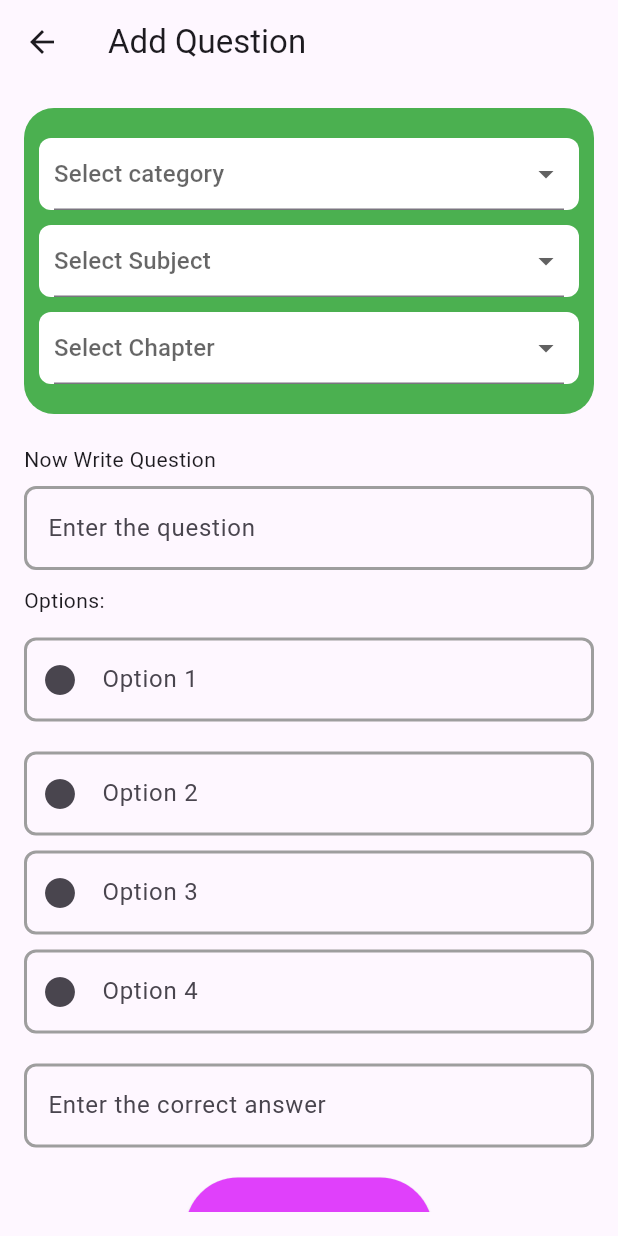
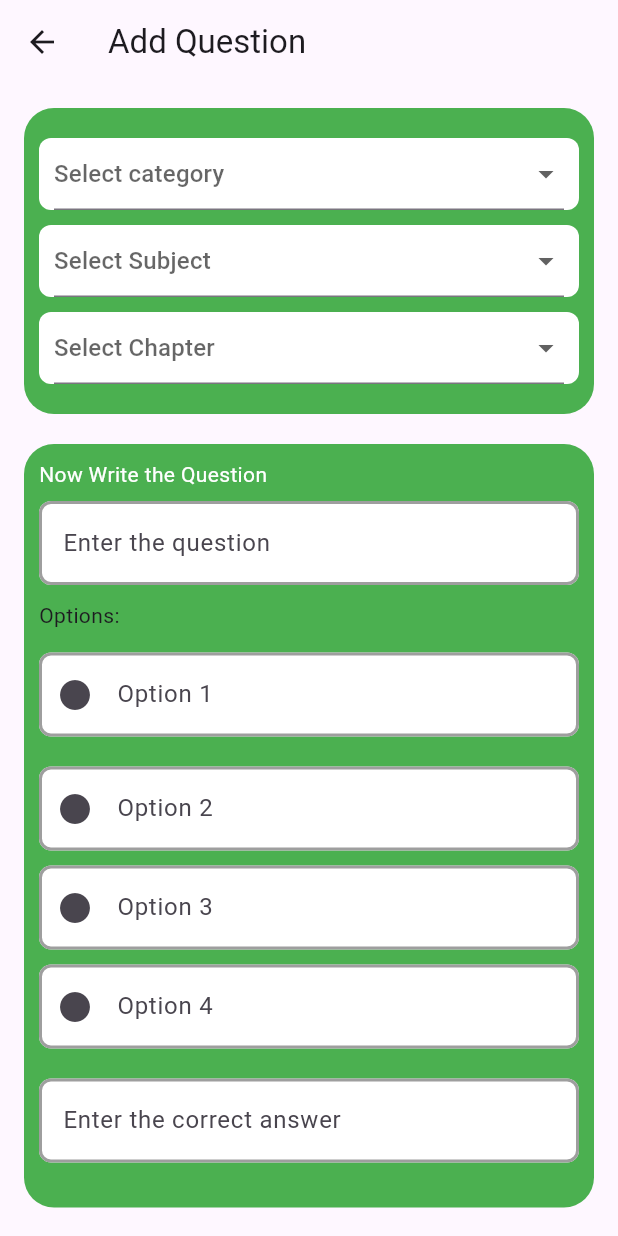
Before and after one commit to SagorSamadder/sAcademy-teacher, a Flutter app: the AddQuestionScreen screen opened directly, on a phone screen of 412 x 824 dp. Run offline on Flutter 3.47's test engine with Material 3 defaults, Android fonts, the phone set to English and light mode, and no system bars; our stand-ins replace cloud_firestore, firebase_auth, firebase_core, get, velocity_x; accounts and stored records are empty.

Commit message:
fixing design in  add question

```diff
--- a/lib/app/add_question/view/add_question.dart
+++ b/lib/app/add_question/view/add_question.dart
@@ -73,7 +73,8 @@ class _AddQuestionScreenState extends State<AddQuestionScreen> {
                 padding: const EdgeInsets.all(10),
                 decoration: BoxDecoration(
                   color: const Color(0xff4bb050),
-                    borderRadius: BorderRadius.circular(20)),
+                  borderRadius: BorderRadius.circular(20),
+                ),
                 child: Column(
                   children: [
                     10.heightBox,
@@ -148,13 +149,25 @@ class _AddQuestionScreenState extends State<AddQuestionScreen> {
                 ),
               ),
               const SizedBox(height: 20),
-              const Text('Now Write Question'),
+              Container(
+                padding: const EdgeInsets.all(10),
+                decoration: BoxDecoration(
+                  color: const Color(0xff4bb050),
+                  borderRadius: BorderRadius.circular(20),
+                ),
+                child: Column(
+                  mainAxisAlignment: MainAxisAlignment.start,
+                  crossAxisAlignment: CrossAxisAlignment.start,
+                  children: [
+                    'Now Write the Question'.text.white.make(),
                     const SizedBox(
                       height: 8,
                     ),
                     TextFormField(
                       controller: questionController,
                       decoration: InputDecoration(
+                        filled: true,
+                        fillColor: Colors.white,
                         labelText: 'Enter the question',
                         border: OutlineInputBorder(
                           borderRadius: BorderRadius.circular(8.0),
@@ -168,8 +181,8 @@ class _AddQuestionScreenState extends State<AddQuestionScreen> {
                         ),
                         focusedBorder: OutlineInputBorder(
                           borderRadius: BorderRadius.circular(8.0),
-                    borderSide:
-                        const BorderSide(width: 2.0, color: Color(0xFF134668)),
+                          borderSide: const BorderSide(
+                              width: 2.0, color: Color(0xFF134668)),
                         ),
                       ),
                     ),
@@ -181,6 +194,8 @@ class _AddQuestionScreenState extends State<AddQuestionScreen> {
                     TextFormField(
                       controller: optioncontroller1,
                       decoration: InputDecoration(
+                        filled: true,
+                        fillColor: Colors.white,
                         prefixIcon: const Icon(Icons.circle),
                         labelText: 'Option 1',
                         border: OutlineInputBorder(
@@ -195,8 +210,8 @@ class _AddQuestionScreenState extends State<AddQuestionScreen> {
                         ),
                         focusedBorder: OutlineInputBorder(
                           borderRadius: BorderRadius.circular(8.0),
-                    borderSide:
-                        const BorderSide(width: 2.0, color: Color(0xFF134668)),
+                          borderSide: const BorderSide(
+                              width: 2.0, color: Color(0xFF134668)),
                         ),
                       ),
                     ),
@@ -205,6 +220,8 @@ class _AddQuestionScreenState extends State<AddQuestionScreen> {
                     TextFormField(
                       controller: optioncontroller2,
                       decoration: InputDecoration(
+                        filled: true,
+                        fillColor: Colors.white,
                         prefixIcon: const Icon(Icons.circle),
                         labelText: 'Option 2',
                         border: OutlineInputBorder(
@@ -219,8 +236,8 @@ class _AddQuestionScreenState extends State<AddQuestionScreen> {
                         ),
                         focusedBorder: OutlineInputBorder(
                           borderRadius: BorderRadius.circular(8.0),
-                    borderSide:
-                        const BorderSide(width: 2.0, color: Color(0xFF134668)),
+                          borderSide: const BorderSide(
+                              width: 2.0, color: Color(0xFF134668)),
                         ),
                       ),
                     ),
@@ -229,6 +246,8 @@ class _AddQuestionScreenState extends State<AddQuestionScreen> {
                     TextFormField(
                       controller: optioncontroller3,
                       decoration: InputDecoration(
+                        filled: true,
+                        fillColor: Colors.white,
                         prefixIcon: const Icon(Icons.circle),
                         labelText: 'Option 3',
                         border: OutlineInputBorder(
@@ -243,8 +262,8 @@ class _AddQuestionScreenState extends State<AddQuestionScreen> {
                         ),
                         focusedBorder: OutlineInputBorder(
                           borderRadius: BorderRadius.circular(8.0),
-                    borderSide:
-                        const BorderSide(width: 2.0, color: Color(0xFF134668)),
+                          borderSide: const BorderSide(
+                              width: 2.0, color: Color(0xFF134668)),
                         ),
                       ),
                     ),
@@ -253,6 +272,8 @@ class _AddQuestionScreenState extends State<AddQuestionScreen> {
                     TextFormField(
                       controller: optioncontroller4,
                       decoration: InputDecoration(
+                        filled: true,
+                        fillColor: Colors.white,
                         prefixIcon: const Icon(Icons.circle),
                         labelText: 'Option 4',
                         border: OutlineInputBorder(
@@ -267,8 +288,8 @@ class _AddQuestionScreenState extends State<AddQuestionScreen> {
                         ),
                         focusedBorder: OutlineInputBorder(
                           borderRadius: BorderRadius.circular(8.0),
-                    borderSide:
-                        const BorderSide(width: 2.0, color: Color(0xFF134668)),
+                          borderSide: const BorderSide(
+                              width: 2.0, color: Color(0xFF134668)),
                         ),
                       ),
                     ),
@@ -277,6 +298,8 @@ class _AddQuestionScreenState extends State<AddQuestionScreen> {
                     TextFormField(
                       controller: correctAnswerController,
                       decoration: InputDecoration(
+                        filled: true,
+                        fillColor: Colors.white,
                         labelText: 'Enter the correct answer',
                         border: OutlineInputBorder(
                           borderRadius: BorderRadius.circular(8.0),
@@ -290,9 +313,13 @@ class _AddQuestionScreenState extends State<AddQuestionScreen> {
                         ),
                         focusedBorder: OutlineInputBorder(
                           borderRadius: BorderRadius.circular(8.0),
-                    borderSide:
-                        const BorderSide(width: 2.0, color: Color(0xFF134668)),
+                          borderSide: const BorderSide(
+                              width: 2.0, color: Color(0xFF134668)),
                         ),
+                      ),
+                    ),
+                    20.heightBox,
+                  ],
                 ),
               ),
               const SizedBox(height: 20),
@@ -302,10 +329,10 @@ class _AddQuestionScreenState extends State<AddQuestionScreen> {
                 children: [
                   SizedBox(
                     height: 70,
-                    width: context.screenWidth * .4,
+                    width: context.screenWidth * .5,
                     child: ElevatedButton(
                       style: ElevatedButton.styleFrom(
-                          backgroundColor: Colors.purpleAccent),
+                          backgroundColor: Colors.greenAccent),
                       onPressed: () async {
                         const Center(child: CircularProgressIndicator());
                         try {
@@ -353,7 +380,8 @@ class _AddQuestionScreenState extends State<AddQuestionScreen> {
                       },
                       child: const Text(
                         'Add Question',
-                        style: TextStyle(color: Colors.white),
+                        style: TextStyle(
+                            color: Colors.black, fontWeight: FontWeight.w700),
                       ),
                     ),
                   ),
```
Lines whose indentation alone changed are shown as unchanged.
